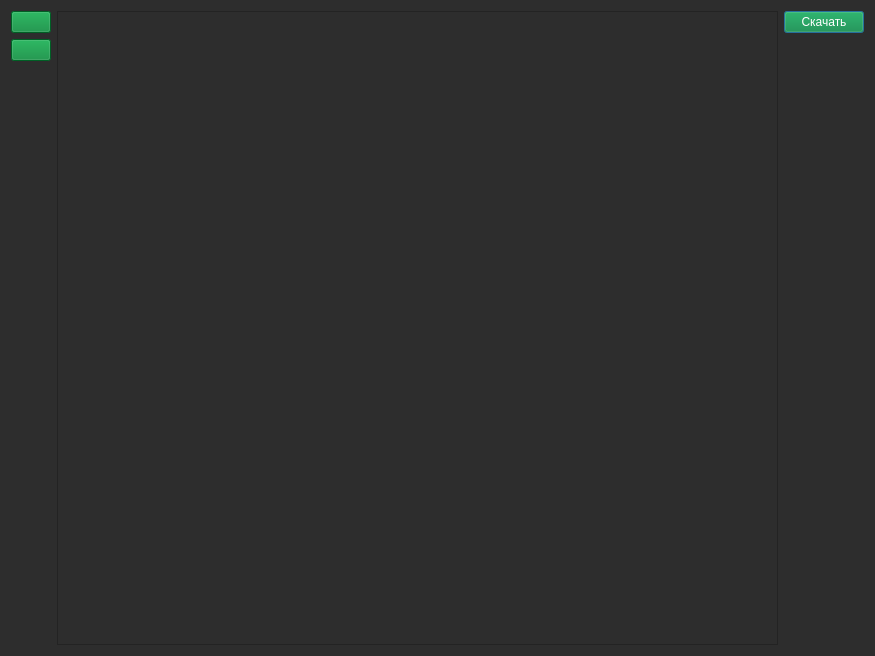
This is desu_mylistUI.ui in brandonzorn/Nlight as Qt 5 draws it before an edit. The edited form follows.
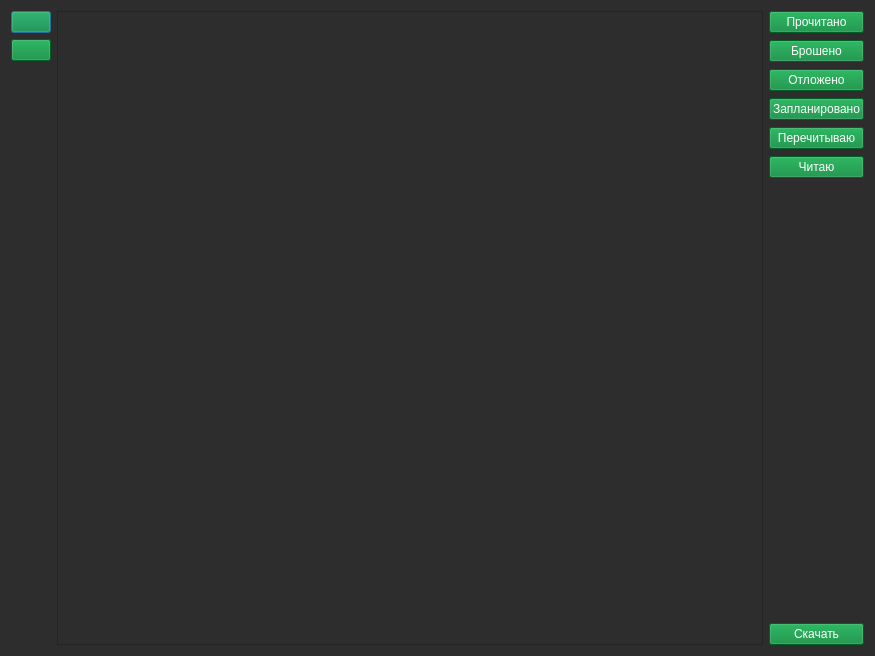
This is the edited form.

Commit message: обновил список манги

```diff
--- a/desu_mylistUI.ui
+++ b/desu_mylistUI.ui
@@ -18,8 +18,129 @@
 background-color: rgb(45, 45, 45);</string>
   </property>
   <layout class="QGridLayout" name="gridLayout">
-   <item row="1" column="2">
-    <widget class="QPushButton" name="pushButton">
+   <item row="0" column="0">
+    <widget class="QPushButton" name="btn_mylist">
+     <property name="styleSheet">
+      <string notr="true">background-color: rgb(0, 133, 52);
+color: rgb(255, 255, 255);</string>
+     </property>
+     <property name="text">
+      <string/>
+     </property>
+    </widget>
+   </item>
+   <item row="0" column="2" rowspan="3">
+    <layout class="QVBoxLayout" name="verticalLayout">
+     <property name="spacing">
+      <number>7</number>
+     </property>
+     <item>
+      <widget class="QPushButton" name="b_completed">
+       <property name="styleSheet">
+        <string notr="true">background-color: rgb(0, 133, 52);
+color: rgb(255, 255, 255);</string>
+       </property>
+       <property name="text">
+        <string>Прочитано</string>
+       </property>
+      </widget>
+     </item>
+     <item>
+      <widget class="QPushButton" name="b_dropped">
+       <property name="styleSheet">
+        <string notr="true">background-color: rgb(0, 133, 52);
+color: rgb(255, 255, 255);</string>
+       </property>
+       <property name="text">
+        <string>Брошено</string>
+       </property>
+      </widget>
+     </item>
+     <item>
+      <widget class="QPushButton" name="b_on_hold">
+       <property name="styleSheet">
+        <string notr="true">background-color: rgb(0, 133, 52);
+color: rgb(255, 255, 255);</string>
+       </property>
+       <property name="text">
+        <string>Отложено</string>
+       </property>
+      </widget>
+     </item>
+     <item>
+      <widget class="QPushButton" name="b_planned">
+       <property name="styleSheet">
+        <string notr="true">background-color: rgb(0, 133, 52);
+color: rgb(255, 255, 255);</string>
+       </property>
+       <property name="text">
+        <string>Запланировано</string>
+       </property>
+      </widget>
+     </item>
+     <item>
+      <widget class="QPushButton" name="pushButton_6">
+       <property name="styleSheet">
+        <string notr="true">background-color: rgb(0, 133, 52);
+color: rgb(255, 255, 255);</string>
+       </property>
+       <property name="text">
+        <string>Перечитываю</string>
+       </property>
+      </widget>
+     </item>
+     <item>
+      <widget class="QPushButton" name="b_watching">
+       <property name="styleSheet">
+        <string notr="true">background-color: rgb(0, 133, 52);
+color: rgb(255, 255, 255);</string>
+       </property>
+       <property name="text">
+        <string>Читаю</string>
+       </property>
+      </widget>
+     </item>
+     <item>
+      <spacer name="verticalSpacer">
+       <property name="orientation">
+        <enum>Qt::Vertical</enum>
+       </property>
+       <property name="sizeHint" stdset="0">
+        <size>
+         <width>20</width>
+         <height>40</height>
+        </size>
+       </property>
+      </spacer>
+     </item>
+    </layout>
+   </item>
+   <item row="1" column="0">
+    <widget class="QPushButton" name="btn_main">
+     <property name="styleSheet">
+      <string notr="true">background-color: rgb(0, 133, 52);
+color: rgb(255, 255, 255);</string>
+     </property>
+     <property name="text">
+      <string/>
+     </property>
+    </widget>
+   </item>
+   <item row="2" column="0" rowspan="2">
+    <spacer name="verticalSpacer_2">
+     <property name="orientation">
+      <enum>Qt::Vertical</enum>
+     </property>
+     <property name="sizeHint" stdset="0">
+      <size>
+       <width>38</width>
+       <height>561</height>
+      </size>
+     </property>
+    </spacer>
+   </item>
+   <item row="3" column="2">
+    <widget class="QPushButton" name="b_download">
      <property name="styleSheet">
       <string notr="true">background-color: rgb(0, 133, 52);
 color: rgb(255, 255, 255);</string>
@@ -29,7 +150,7 @@
      </property>
     </widget>
    </item>
-   <item row="1" column="1" rowspan="4">
+   <item row="0" column="1" rowspan="4">
     <widget class="QListWidget" name="list_manga">
      <property name="palette">
       <palette>
@@ -169,15 +290,6 @@
           </color>
          </brush>
         </colorrole>
-        <colorrole role="PlaceholderText">
-         <brush brushstyle="SolidPattern">
-          <color alpha="128">
-           <red>199</red>
-           <green>203</green>
-           <blue>203</blue>
-          </color>
-         </brush>
-        </colorrole>
        </active>
        <inactive>
         <colorrole role="WindowText">
@@ -315,15 +427,6 @@
           </color>
          </brush>
         </colorrole>
-        <colorrole role="PlaceholderText">
-         <brush brushstyle="SolidPattern">
-          <color alpha="128">
-           <red>199</red>
-           <green>203</green>
-           <blue>203</blue>
-          </color>
-         </brush>
-        </colorrole>
        </inactive>
        <disabled>
         <colorrole role="WindowText">
@@ -461,15 +564,6 @@
           </color>
          </brush>
         </colorrole>
-        <colorrole role="PlaceholderText">
-         <brush brushstyle="SolidPattern">
-          <color alpha="128">
-           <red>199</red>
-           <green>203</green>
-           <blue>203</blue>
-          </color>
-         </brush>
-        </colorrole>
        </disabled>
       </palette>
      </property>
@@ -478,41 +572,6 @@
      </property>
     </widget>
    </item>
-   <item row="1" column="0">
-    <widget class="QPushButton" name="btn_mylist">
-     <property name="styleSheet">
-      <string notr="true">background-color: rgb(0, 133, 52);
-color: rgb(255, 255, 255);</string>
-     </property>
-     <property name="text">
-      <string/>
-     </property>
-    </widget>
-   </item>
-   <item row="3" column="0">
-    <spacer name="verticalSpacer_2">
-     <property name="orientation">
-      <enum>Qt::Vertical</enum>
-     </property>
-     <property name="sizeHint" stdset="0">
-      <size>
-       <width>38</width>
-       <height>561</height>
-      </size>
-     </property>
-    </spacer>
-   </item>
-   <item row="2" column="0">
-    <widget class="QPushButton" name="btn_main">
-     <property name="styleSheet">
-      <string notr="true">background-color: rgb(0, 133, 52);
-color: rgb(255, 255, 255);</string>
-     </property>
-     <property name="text">
-      <string/>
-     </property>
-    </widget>
-   </item>
   </layout>
  </widget>
  <resources/>
```
The commit also changes 2 other files.
